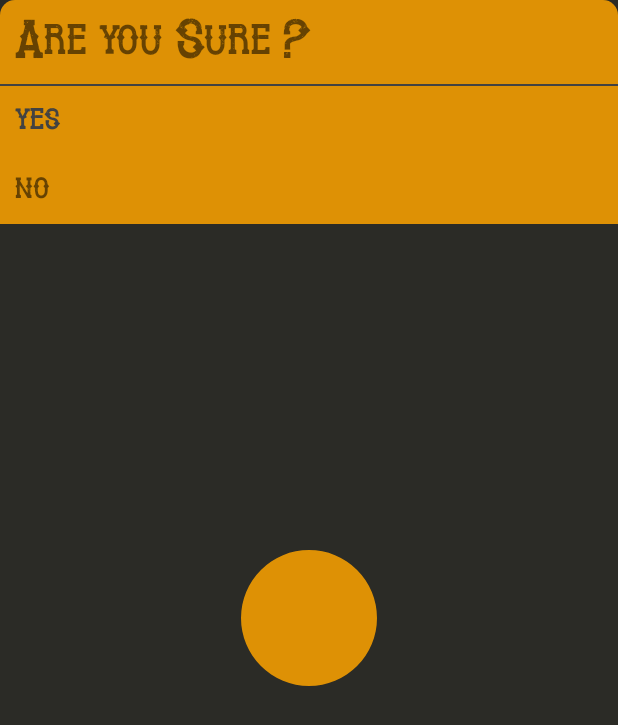
After one commit to Onkar303/Android-FlashLight-App, an Android app: the layout bottomsheetdialogexit.xml on its own in the app's theme, with its tools: preview values and no code run, on a phone screen of 412 x 824 dp. The commit adds this screen. Shown: the top 725 px of the screen. Run offline under Robolectric (Android 15) with nearby library versions, the phone set to English and light mode, and no system bars.

Commit message:
Minor UI Changes happy coding bro :)

```diff
--- a/app/src/main/java/project/july2019/androidflashlight/MainActivity.java
+++ b/app/src/main/java/project/july2019/androidflashlight/MainActivity.java
@@ -3,23 +3,28 @@ package project.july2019.androidflashlight;
 import android.Manifest;
 import android.app.Activity;
 import android.content.ActivityNotFoundException;
+import android.content.ClipboardManager;
 import android.content.Intent;
 import android.content.pm.PackageManager;
 import android.net.Uri;
 import android.os.Build;
 import android.provider.Settings;
+import android.support.annotation.DrawableRes;
 import android.support.annotation.NonNull;
 import android.support.annotation.Nullable;
+import android.support.design.widget.BottomSheetDialog;
 import android.support.design.widget.NavigationView;
 import android.support.v4.app.ActivityCompat;
 import android.support.v4.app.Fragment;
 import android.support.v4.app.ShareCompat;
+import android.support.v4.view.LayoutInflaterCompat;
 import android.support.v4.view.ViewPager;
 import android.support.v4.widget.DrawerLayout;
 import android.support.v7.app.ActionBarDrawerToggle;
 import android.support.v7.app.AppCompatActivity;
 import android.os.Bundle;
 import android.support.v7.widget.Toolbar;
+import android.view.LayoutInflater;
 import android.view.MenuItem;
 import android.view.View;
 import android.widget.ImageView;
@@ -34,6 +39,7 @@ import project.july2019.androidflashlight.Fragments.FlashScreen;
 import project.july2019.androidflashlight.Fragments.SOSScreen;
 import project.july2019.androidflashlight.Screens.DeveloperScreen;
 import project.july2019.androidflashlight.Utils.CommonUtils;
+import project.july2019.androidflashlight.Utils.CustomTextView;
 
 import com.google.android.gms.ads.AdRequest;
 import com.google.android.gms.ads.AdView;
@@ -261,7 +267,8 @@ public class MainActivity extends AppCompatActivity implements  NavigationView.O
                 return true;
 
             case R.id.exit:
-                CommonUtils.exitAlertPopUp(this,"ALERT!!","Do you really want to exit?");
+                CommonUtils.setExitBottomDialog(this);
+                //CommonUtils.exitAlertPopUp(this,"ALERT!!","Do you really want to exit?");
                 closeDrawer();
                 return true;
 
@@ -353,4 +360,5 @@ public class MainActivity extends AppCompatActivity implements  NavigationView.O
         }
 
     }
+
 }
--- a/app/src/main/java/project/july2019/androidflashlight/Utils/CommonUtils.java
+++ b/app/src/main/java/project/july2019/androidflashlight/Utils/CommonUtils.java
@@ -3,6 +3,7 @@ package project.july2019.androidflashlight.Utils;
 
 import android.content.Context;
 import android.content.DialogInterface;
+import android.support.design.widget.BottomSheetDialog;
 import android.support.v7.app.AlertDialog;
 import android.view.LayoutInflater;
 import android.view.View;
@@ -102,4 +103,33 @@ public class CommonUtils {
     }
 
 
+    public static void setExitBottomDialog(final Context context){
+
+        final BottomSheetDialog dialog=new BottomSheetDialog(context,R.style.AppTheme);
+
+        View view = LayoutInflater.from(context).inflate(R.layout.bottomsheetdialogexit,null);
+        dialog.setContentView(view);
+
+        CustomTextView yes = view.findViewById(R.id.yes);
+        CustomTextView no = view.findViewById(R.id.no);
+
+
+        dialog.show();
+
+        yes.setOnClickListener(new View.OnClickListener() {
+            @Override
+            public void onClick(View view) {
+                ((MainActivity)context).finish();
+            }
+        });
+
+        no.setOnClickListener(new View.OnClickListener(){
+            @Override
+            public void onClick(View view) {
+                dialog.dismiss();
+            }
+        });
+    }
+
+
 }
--- /dev/null
+++ b/app/src/main/res/drawable/exit_ripple_dark.xml
@@ -0,0 +1,12 @@
+<?xml version="1.0" encoding="utf-8"?>
+<ripple xmlns:android="http://schemas.android.com/apk/res/android"
+    android:color="@color/cardview_dark_background">
+
+    <item android:id="@android:id/mask"
+        android:gravity="center">
+        <shape android:shape="rectangle">
+            <solid android:color="@color/cardview_dark_background"/>
+        </shape>
+    </item>
+
+</ripple>
--- /dev/null
+++ b/app/src/main/res/drawable/exitbackground.xml
@@ -0,0 +1,12 @@
+<?xml version="1.0" encoding="utf-8"?>
+<selector xmlns:android="http://schemas.android.com/apk/res/android">
+
+
+    <item>
+        <shape android:shape="rectangle">
+            <corners android:topLeftRadius="10dp"
+                android:topRightRadius="10dp"/>
+            <solid android:color="@color/colorAccent"/>
+        </shape>
+    </item>
+</selector>
--- /dev/null
+++ b/app/src/main/res/layout/bottomsheetdialogexit.xml
@@ -0,0 +1,45 @@
+<?xml version="1.0" encoding="utf-8"?>
+<LinearLayout
+    xmlns:android="http://schemas.android.com/apk/res/android" android:layout_width="match_parent"
+    android:layout_height="wrap_content"
+    android:background="@drawable/exitbackground"
+    android:orientation="vertical"
+    >
+
+    <project.july2019.androidflashlight.Utils.CustomTextView
+        android:layout_width="match_parent"
+        android:layout_height="wrap_content"
+        android:text="Are you Sure ?"
+        android:textSize="35sp"
+        android:padding="10dp"/>
+
+    <View
+        android:layout_width="match_parent"
+        android:layout_height="1sp"
+        android:background="@color/cardview_dark_background"/>
+
+    <project.july2019.androidflashlight.Utils.CustomTextView
+        android:layout_width="match_parent"
+        android:layout_height="wrap_content"
+        android:id="@+id/yes"
+        android:padding="10dp"
+        android:text="yes"
+        android:textSize="25sp"
+        android:background="@null"
+        android:textColor="@color/cardview_dark_background"
+        android:foreground="@drawable/exit_ripple_dark"
+
+        />
+
+    <project.july2019.androidflashlight.Utils.CustomTextView
+        android:layout_width="match_parent"
+        android:layout_height="wrap_content"
+        android:id="@+id/no"
+        android:padding="10dp"
+        android:background="@null"
+        android:text="no"
+        android:textSize="25sp"
+        android:foreground="@drawable/exit_ripple_dark"
+    />
+
+</LinearLayout>
```
